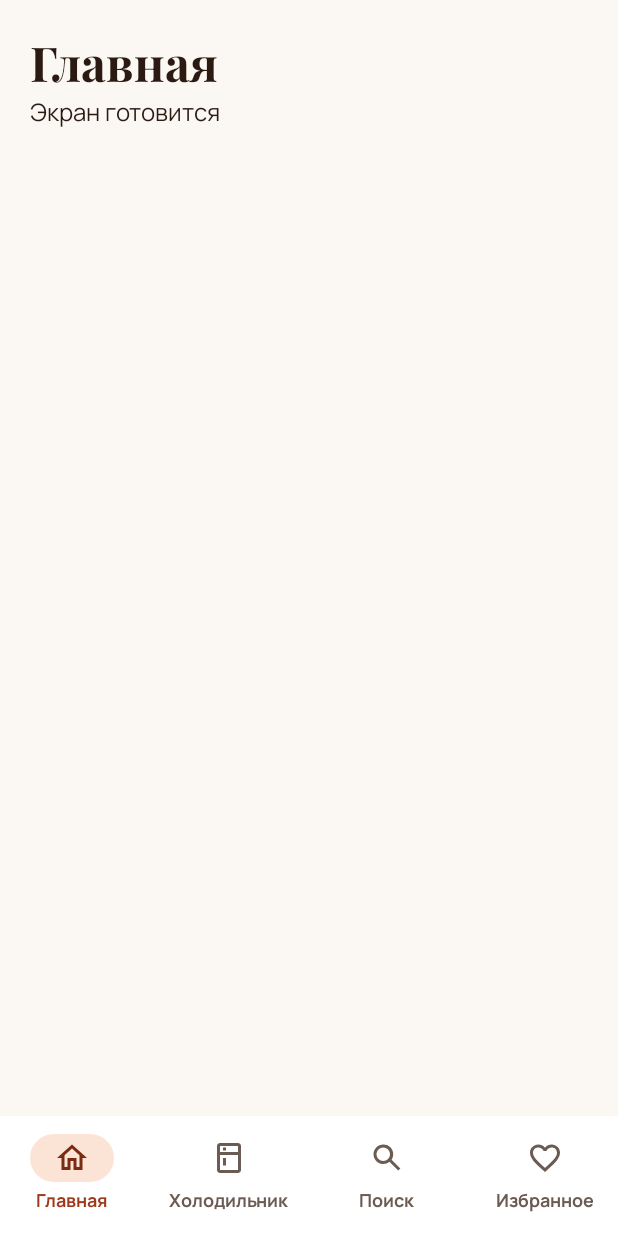
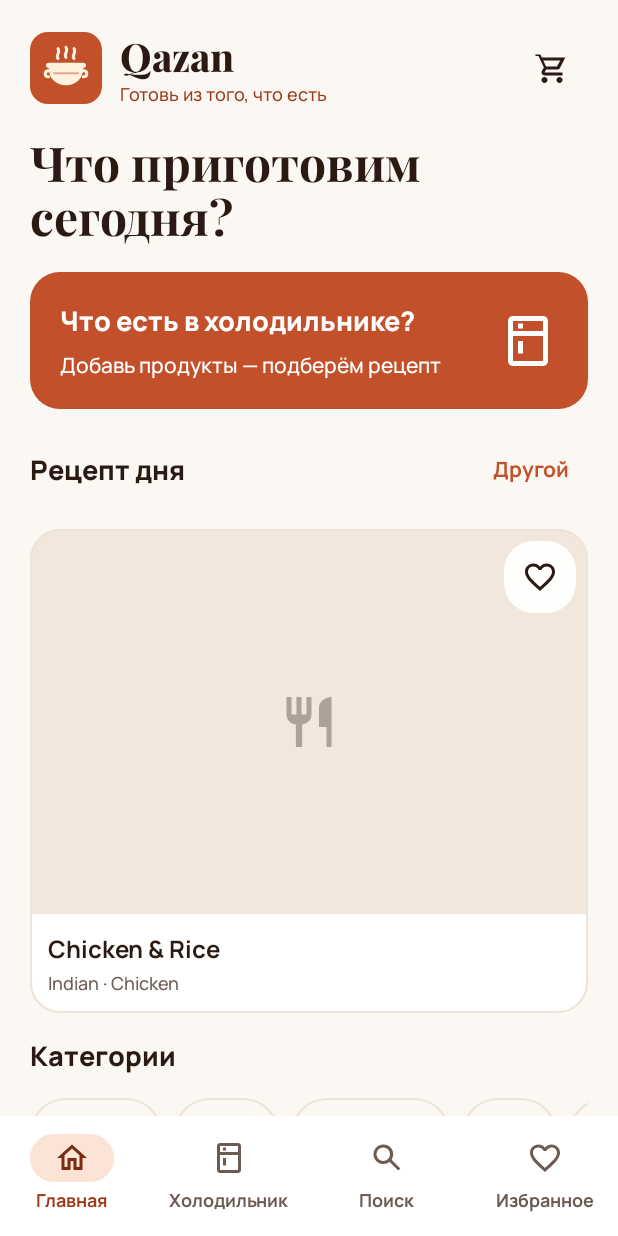
Before and after one commit to adilkhanalimberdi/qazan, an Android app built with Jetpack Compose: the screen it shows after launch (MainActivity), on a phone screen of 412 x 824 dp. Run offline under Robolectric (Android 15) with nearby library versions, the phone set to English and light mode, and no system bars.

Commit message:
Add home screen layout

```diff
--- a/app/src/main/java/com/css216/qazan/ui/navigation/QazanNavHost.kt
+++ b/app/src/main/java/com/css216/qazan/ui/navigation/QazanNavHost.kt
@@ -7,6 +7,7 @@ import androidx.compose.runtime.Composable
 import androidx.compose.ui.Modifier
 import androidx.compose.ui.res.stringResource
 import androidx.navigation.NavHostController
+import androidx.navigation.NavGraph.Companion.findStartDestination
 import androidx.navigation.NavType
 import androidx.navigation.compose.NavHost
 import androidx.navigation.compose.composable
@@ -14,11 +15,24 @@ import androidx.navigation.navArgument
 import com.css216.qazan.R
 import com.css216.qazan.ui.components.ScreenHeading
 import com.css216.qazan.ui.theme.Dimensions
+import com.css216.qazan.ui.screens.home.HomeRoute
 
 @Composable
 fun QazanNavHost(navController: NavHostController, modifier: Modifier = Modifier) {
     NavHost(navController, startDestination = QazanDestination.Home.route, modifier = modifier) {
-        composable(QazanDestination.Home.route) { PlaceholderScreen(stringResource(R.string.home)) }
+        composable(QazanDestination.Home.route) {
+            HomeRoute(
+                onOpenFridge = { navController.navigate(QazanDestination.Fridge.route) { launchSingleTop = true } },
+                onMealClick = { navController.navigate(QazanDestination.Detail.createRoute(it)) },
+                onCategoryClick = { category ->
+                    navController.navigate(QazanDestination.Search.createRoute(category)) {
+                        popUpTo(navController.graph.findStartDestination().id) { saveState = true }
+                        launchSingleTop = true
+                    }
+                },
+                onOpenShopping = { navController.navigate(QazanDestination.Shopping.route) }
+            )
+        }
         composable(QazanDestination.Fridge.route) { PlaceholderScreen(stringResource(R.string.fridge)) }
         composable(
             QazanDestination.Search.route,
--- /dev/null
+++ b/app/src/main/java/com/css216/qazan/ui/screens/home/HomeScreen.kt
@@ -0,0 +1,141 @@
+package com.css216.qazan.ui.screens.home
+
+import android.content.res.Configuration
+import androidx.compose.foundation.Image
+import androidx.compose.foundation.layout.Arrangement
+import androidx.compose.foundation.layout.Column
+import androidx.compose.foundation.layout.PaddingValues
+import androidx.compose.foundation.layout.Row
+import androidx.compose.foundation.layout.fillMaxWidth
+import androidx.compose.foundation.layout.padding
+import androidx.compose.foundation.layout.size
+import androidx.compose.foundation.lazy.LazyColumn
+import androidx.compose.foundation.lazy.LazyRow
+import androidx.compose.foundation.lazy.items
+import androidx.compose.material3.Card
+import androidx.compose.material3.CardDefaults
+import androidx.compose.material3.Icon
+import androidx.compose.material3.IconButton
+import androidx.compose.material3.MaterialTheme
+import androidx.compose.material3.Text
+import androidx.compose.runtime.Composable
+import androidx.compose.runtime.collectAsState
+import androidx.compose.runtime.getValue
+import androidx.compose.ui.Alignment
+import androidx.compose.ui.Modifier
+import androidx.compose.ui.draw.clip
+import androidx.compose.ui.res.painterResource
+import androidx.compose.ui.res.stringResource
+import androidx.compose.ui.tooling.preview.Preview
+import androidx.compose.ui.unit.dp
+import androidx.lifecycle.viewmodel.compose.viewModel
+import com.css216.qazan.R
+import com.css216.qazan.data.fake.FakeRecipeData
+import com.css216.qazan.data.model.Category
+import com.css216.qazan.ui.AppViewModelProvider
+import com.css216.qazan.ui.components.EmptyView
+import com.css216.qazan.ui.components.ErrorView
+import com.css216.qazan.ui.components.LoadingView
+import com.css216.qazan.ui.components.MealGridCard
+import com.css216.qazan.ui.components.SectionHeader
+import com.css216.qazan.ui.components.SuggestionChip
+import com.css216.qazan.ui.theme.Dimensions
+import com.css216.qazan.ui.theme.QazanTheme
+
+@Composable
+fun HomeRoute(
+    onOpenFridge: () -> Unit,
+    onMealClick: (String) -> Unit,
+    onCategoryClick: (String) -> Unit,
+    onOpenShopping: () -> Unit,
+    viewModel: HomeViewModel = viewModel(factory = AppViewModelProvider.Factory)
+) {
+    val uiState by viewModel.uiState.collectAsState()
+    HomeScreen(uiState, onOpenFridge, onMealClick, onCategoryClick, onOpenShopping, viewModel::loadRecipe, viewModel::toggleFavorite)
+}
+
+@Composable
+fun HomeScreen(
+    uiState: HomeUiState,
+    onOpenFridge: () -> Unit,
+    onMealClick: (String) -> Unit,
+    onCategoryClick: (String) -> Unit,
+    onOpenShopping: () -> Unit,
+    onNextRecipe: () -> Unit,
+    onFavoriteClick: () -> Unit
+) {
+    LazyColumn(
+        contentPadding = PaddingValues(Dimensions.screenPadding),
+        verticalArrangement = Arrangement.spacedBy(Dimensions.large)
+    ) {
+        item {
+            Row(verticalAlignment = Alignment.CenterVertically) {
+                Image(painterResource(R.drawable.ic_qazan), null, Modifier.size(48.dp).clip(MaterialTheme.shapes.small))
+                Column(Modifier.weight(1f).padding(start = Dimensions.medium)) {
+                    Text(stringResource(R.string.app_name), style = MaterialTheme.typography.headlineSmall)
+                    Text(stringResource(R.string.slogan), style = MaterialTheme.typography.bodySmall, color = MaterialTheme.colorScheme.secondary)
+                }
+                IconButton(onClick = onOpenShopping) {
+                    Icon(painterResource(R.drawable.ic_shopping_cart), stringResource(R.string.shopping))
+                }
+            }
+        }
+        item { Text(stringResource(R.string.home_title), style = MaterialTheme.typography.displaySmall) }
+        item {
+            Card(
+                onClick = onOpenFridge,
+                modifier = Modifier.fillMaxWidth(),
+                shape = MaterialTheme.shapes.large,
+                colors = CardDefaults.cardColors(containerColor = MaterialTheme.colorScheme.primary)
+            ) {
+                Row(Modifier.padding(Dimensions.screenPadding), verticalAlignment = Alignment.CenterVertically) {
+                    Column(Modifier.weight(1f), verticalArrangement = Arrangement.spacedBy(8.dp)) {
+                        Text(stringResource(R.string.fridge_prompt), style = MaterialTheme.typography.titleLarge)
+                        Text(
+                            if (uiState.fridgeCount == 0) stringResource(R.string.fridge_prompt_empty)
+                            else stringResource(R.string.fridge_product_count, uiState.fridgeCount),
+                            style = MaterialTheme.typography.bodyMedium
+                        )
+                    }
+                    Icon(painterResource(R.drawable.ic_kitchen), null, Modifier.padding(start = 12.dp).size(40.dp))
+                }
+            }
+        }
+        when (val content = uiState.content) {
+            HomeContent.Loading -> item { LoadingView() }
+            HomeContent.Error -> item { ErrorView(onNextRecipe) }
+            is HomeContent.Success -> {
+                item { SectionHeader(stringResource(R.string.recipe_of_day), stringResource(R.string.another_recipe), onNextRecipe) }
+                item {
+                    MealGridCard(
+                        content.meal.toSummary(),
+                        onClick = { onMealClick(content.meal.id) },
+                        onFavoriteClick = onFavoriteClick,
+                        isFavorite = content.meal.id in uiState.favoriteIds
+                    )
+                }
+                item { SectionHeader(stringResource(R.string.categories)) }
+                item {
+                    if (content.categories.isEmpty()) EmptyView(stringResource(R.string.no_categories))
+                    else LazyRow(horizontalArrangement = Arrangement.spacedBy(Dimensions.small)) {
+                        items(content.categories, key = { it.name }) { category ->
+                            SuggestionChip(category.name, { onCategoryClick(category.name) })
+                        }
+                    }
+                }
+            }
+        }
+    }
+}
+
+@Preview(showBackground = true)
+@Preview(showBackground = true, uiMode = Configuration.UI_MODE_NIGHT_YES)
+@Composable
+private fun HomePreview() {
+    QazanTheme {
+        HomeScreen(
+            HomeUiState(HomeContent.Success(FakeRecipeData.meals.first(), listOf(Category("Chicken", null)))),
+            {}, {}, {}, {}, {}, {}
+        )
+    }
+}
--- /dev/null
+++ b/app/src/main/res/drawable/ic_qazan.xml
@@ -0,0 +1,6 @@
+<vector xmlns:android="http://schemas.android.com/apk/res/android" android:width="108dp" android:height="108dp" android:viewportWidth="108" android:viewportHeight="108">
+    <path android:fillColor="#C2502A" android:pathData="M0,0h108v108h-108z" />
+    <path android:fillColor="#00000000" android:strokeColor="#FFF1DE" android:strokeWidth="4.5" android:strokeLineCap="round" android:pathData="M42,40c-4,-5 4,-9 0,-15M54,38c-4,-5 4,-9 0,-15M66,40c-4,-5 4,-9 0,-15M28,58c-7,0 -7,9 0,9M80,58c7,0 7,9 0,9" />
+    <path android:fillColor="#FFF1DE" android:pathData="M28,46h52a4,4 0,0 1,0 8H28a4,4 0,0 1,0 -8M28,54h52c0,15 -11,26 -26,26S28,69 28,54z" />
+    <path android:fillColor="#00000000" android:strokeColor="#C2502A" android:strokeAlpha="0.45" android:strokeWidth="3" android:strokeLineCap="round" android:pathData="M36,62h36" />
+</vector>
--- /dev/null
+++ b/app/src/main/res/drawable/ic_shopping_cart.xml
@@ -0,0 +1,3 @@
+<vector xmlns:android="http://schemas.android.com/apk/res/android" android:width="24dp" android:height="24dp" android:viewportWidth="24" android:viewportHeight="24">
+    <path android:fillColor="#FF000000" android:pathData="M7,18c-1.1,0 -2,0.9 -2,2s0.9,2 2,2 2,-0.9 2,-2 -0.9,-2 -2,-2zM1,2v2h2l3.6,7.59 -1.35,2.45C4.52,15.38 5.48,17 7,17h12v-2H7l1.1,-2h7.45c0.75,0 1.41,-0.41 1.75,-1.03L20.88,5H5.21l-0.94,-2H1zM17,18c-1.1,0 -2,0.9 -2,2s0.9,2 2,2 2,-0.9 2,-2 -0.9,-2 -2,-2zM6.16,7h11.35l-2.2,4H8.06z" />
+</vector>
--- a/app/src/main/res/values/strings.xml
+++ b/app/src/main/res/values/strings.xml
@@ -17,4 +17,13 @@
     <string name="shopping">Покупки</string>
     <string name="recipe">Рецепт</string>
     <string name="screen_in_progress">Экран готовится</string>
+    <string name="slogan">Готовь из того, что есть</string>
+    <string name="home_title">Что приготовим сегодня?</string>
+    <string name="fridge_prompt">Что есть в холодильнике?</string>
+    <string name="fridge_prompt_empty">Добавь продукты — подберём рецепт</string>
+    <string name="fridge_product_count">Продуктов в холодильнике: %1$d</string>
+    <string name="recipe_of_day">Рецепт дня</string>
+    <string name="another_recipe">Другой</string>
+    <string name="categories">Категории</string>
+    <string name="no_categories">Категорий пока нет</string>
 </resources>
```
